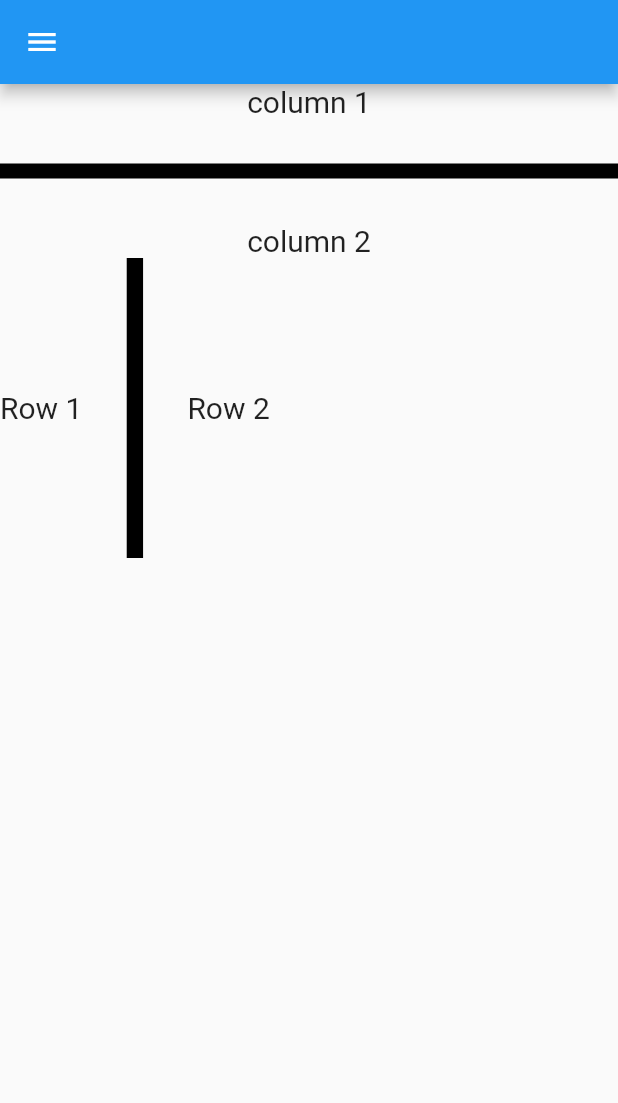
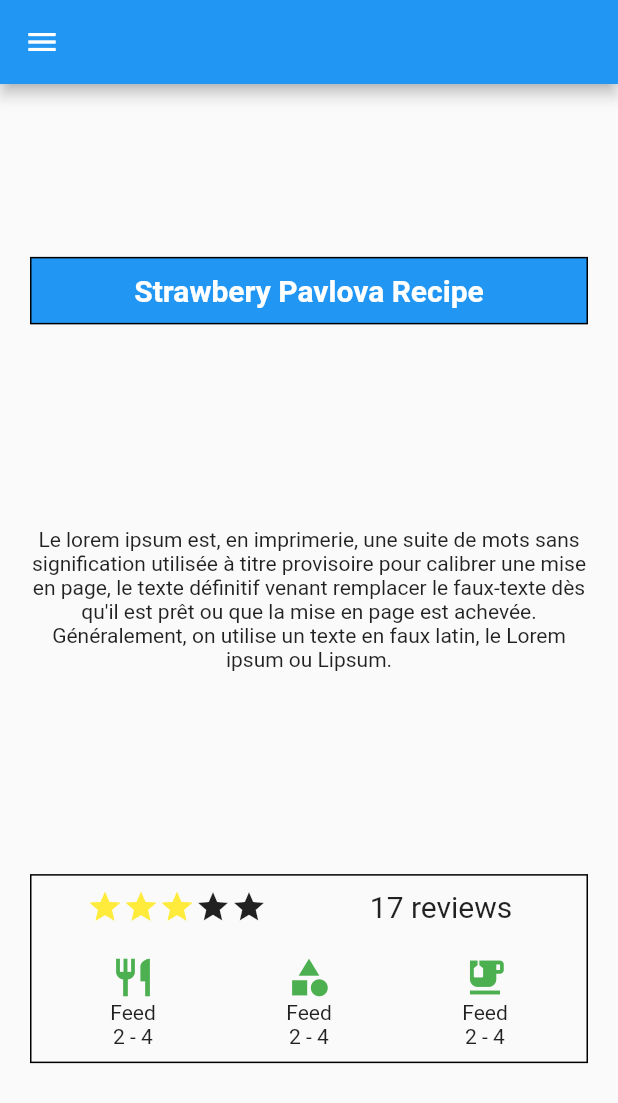
Before and after one commit to OuchattiKhadija/First_App_Flutter, a Flutter app: the screen it shows after launch, on a phone screen of 412 x 824 dp. Shown: the top 1103 px of the screen. Run offline on Flutter 3.47's test engine with Material 2 defaults, Android fonts, the phone set to English and light mode, and no system bars.

Commit message:
ExamlpeOne My test

```diff
--- a/lib/main.dart
+++ b/lib/main.dart
@@ -10,8 +10,134 @@ class MyApp extends StatelessWidget {
   @override
   Widget build(BuildContext context) {
     return MaterialApp(
-      home: ColumnAndRow(),
+      home: ExampleOne(),
     );
+  }
+}
+
+class ExampleOne extends StatelessWidget {
+  @override
+  Widget build(BuildContext context) {
+    return Scaffold(
+        appBar: AppBar(),
+        drawer: Drawer(),
+        body: Column(
+          mainAxisAlignment: MainAxisAlignment.spaceEvenly,
+          crossAxisAlignment: CrossAxisAlignment.center,
+          mainAxisSize: MainAxisSize.max,
+          children: [
+            Container(
+                width: double.infinity,
+                padding: EdgeInsets.all(10),
+                margin: EdgeInsets.symmetric(horizontal: 20),
+                decoration: BoxDecoration(
+                    color: Colors.blue,
+                    border: Border.all(color: Colors.black)),
+                child: Text("Strawbery Pavlova Recipe",
+                    textAlign: TextAlign.center,
+                    style: TextStyle(
+                        fontSize: 20,
+                        fontWeight: FontWeight.bold,
+                        color: Colors.white))),
+            Container(
+              width: double.infinity,
+              margin: EdgeInsets.all(20),
+              child: Text(
+                "Le lorem ipsum est, en imprimerie, une suite de mots sans signification utilisée à titre provisoire pour calibrer une mise en page, le texte définitif venant remplacer le faux-texte dès qu'il est prêt ou que la mise en page est achevée. Généralement, on utilise un texte en faux latin, le Lorem ipsum ou Lipsum.",
+                textAlign: TextAlign.center,
+              ),
+            ),
+            Container(
+              margin: EdgeInsets.symmetric(horizontal: 20),
+              alignment: Alignment.center,
+              padding: EdgeInsets.all(9),
+              decoration:
+                  BoxDecoration(border: Border.all(color: Colors.black)),
+              child: Column(
+                children: [
+                  Row(
+                    mainAxisSize: MainAxisSize.max,
+                    mainAxisAlignment: MainAxisAlignment.center,
+                    children: [
+                      Expanded(
+                          flex: 1,
+                          child: Row(
+                            mainAxisSize: MainAxisSize.max,
+                            mainAxisAlignment: MainAxisAlignment.center,
+                            children: [
+                              Icon(
+                                Icons.grade,
+                                color: Colors.yellow,
+                              ),
+                              Icon(
+                                Icons.grade,
+                                color: Colors.yellow,
+                              ),
+                              Icon(
+                                Icons.grade,
+                                color: Colors.yellow,
+                              ),
+                              Icon(Icons.grade),
+                              Icon(Icons.grade),
+                            ],
+                          )),
+                      Expanded(
+                          flex: 1,
+                          child: Container(
+                            width: double.infinity,
+                            child: Text(
+                              "17 reviews",
+                              style: TextStyle(fontSize: 20),
+                              textAlign: TextAlign.center,
+                            ),
+                          ))
+                    ],
+                  ),
+                  Container(
+                    margin: EdgeInsets.only(top: 20),
+                    child: Row(
+                      children: [
+                        Expanded(
+                            flex: 1,
+                            child: Column(
+                              children: [
+                                Icon(
+                                  Icons.restaurant,
+                                  color: Colors.green,
+                                  size: 30,
+                                ),
+                                Text("Feed"),
+                                Text("2 - 4"),
+                              ],
+                            )),
+                        Expanded(
+                            flex: 1,
+                            child: Column(
+                              children: [
+                                Icon(Icons.category,
+                                    color: Colors.green, size: 30),
+                                Text("Feed"),
+                                Text("2 - 4"),
+                              ],
+                            )),
+                        Expanded(
+                            flex: 1,
+                            child: Column(
+                              children: [
+                                Icon(Icons.emoji_food_beverage,
+                                    color: Colors.green, size: 30),
+                                Text("Feed"),
+                                Text("2 - 4"),
+                              ],
+                            )),
+                      ],
+                    ),
+                  ),
+                ],
+              ),
+            )
+          ],
+        ));
   }
 }
 
@@ -109,8 +235,8 @@ class ColumnAndRow extends StatelessWidget {
             ),
             Text("column 2", style: TextStyle(fontSize: 20)),
             Container(
-             height:200,
-             child:  Row(
+              height: 200,
+              child: Row(
                 children: [
                   Text("Row 1", style: TextStyle(fontSize: 20)),
                   VerticalDivider(
@@ -120,7 +246,8 @@ class ColumnAndRow extends StatelessWidget {
                   ),
                   Text("Row 2", style: TextStyle(fontSize: 20)),
                 ],
-            ),)
+              ),
+            )
           ],
         ));
   }
```
Lines whose indentation alone changed are shown as unchanged.
